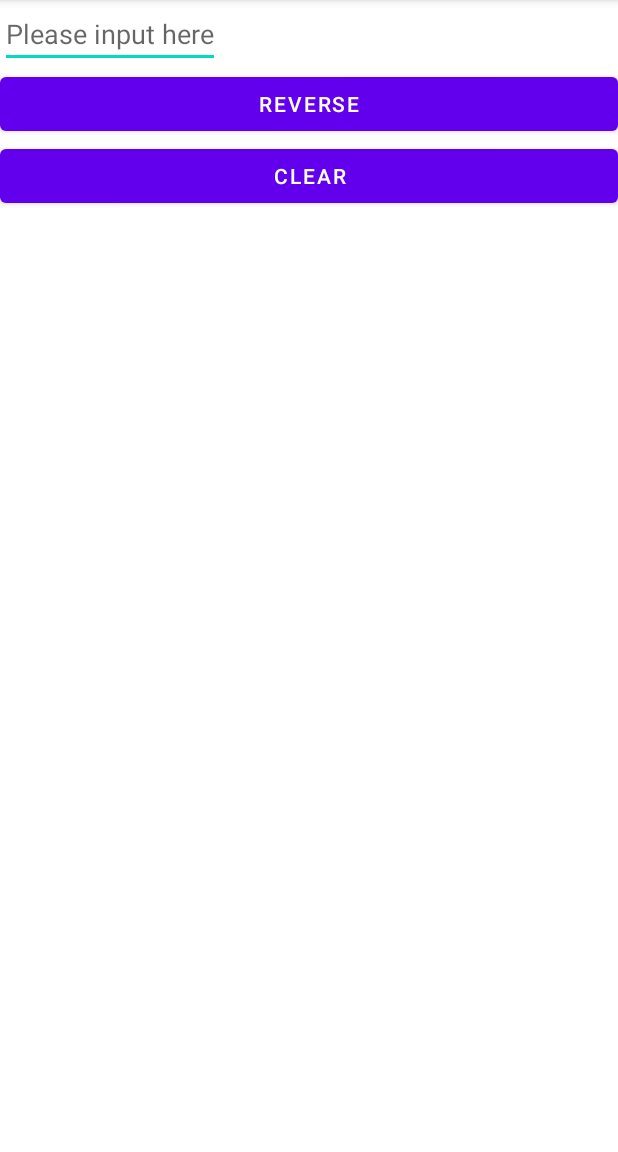
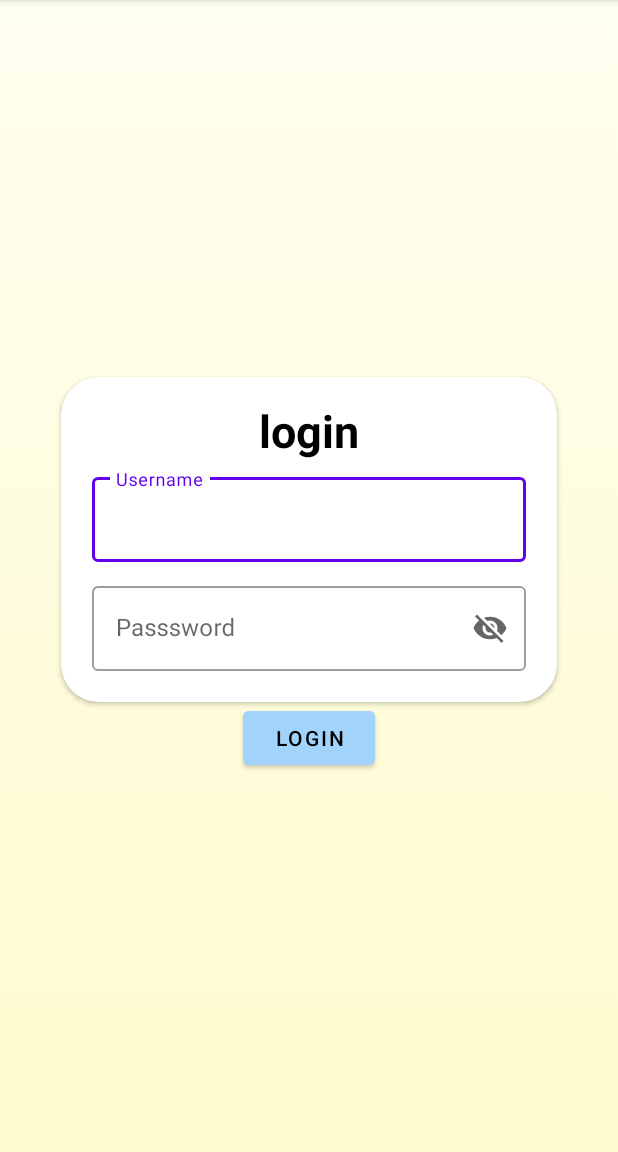
Before and after one commit to ruochenwang929/AndroidProject, an Android app: the screen it shows after launch (MainActivity before the commit, LoginActivity after it), on a phone screen of 412 x 824 dp, the part 84-1236 px from its top. Run offline under Robolectric (Android 15) with nearby library versions, the phone set to English and light mode, and no system bars.

Commit message:
finish login screen

```diff
--- a/app/src/main/AndroidManifest.xml
+++ b/app/src/main/AndroidManifest.xml
@@ -10,7 +10,7 @@
         android:supportsRtl="true"
         android:theme="@style/Theme.AssignmentDemo">
         <activity
-            android:name=".MainActivity"
+            android:name=".LoginActivity"
             android:exported="true">
             <intent-filter>
                 <action android:name="android.intent.action.MAIN" />
--- /dev/null
+++ b/app/src/main/java/com/example/assignmentdemo/LoginActivity.java
@@ -0,0 +1,22 @@
+package com.example.assignmentdemo;
+
+import android.os.Bundle;
+import android.view.View;
+
+import androidx.annotation.Nullable;
+import androidx.appcompat.app.AppCompatActivity;
+
+import com.example.assignmentdemo.databinding.ActivityLoginBinding;
+
+public class LoginActivity extends AppCompatActivity {
+
+    private ActivityLoginBinding binding;
+
+    @Override
+    protected void onCreate(@Nullable Bundle savedInstanceState) {
+        super.onCreate(savedInstanceState);
+        binding = ActivityLoginBinding.inflate(getLayoutInflater());
+        View view = binding.getRoot();
+        setContentView(view);
+    }
+}
--- a/app/src/main/java/com/example/assignmentdemo/MainActivity.java
+++ b/app/src/main/java/com/example/assignmentdemo/MainActivity.java
@@ -4,36 +4,47 @@ import androidx.appcompat.app.AppCompatActivity;
 
 import android.os.Bundle;
 import android.view.View;
+import android.widget.AdapterView;
+import android.widget.ArrayAdapter;
 import android.widget.Button;
 import android.widget.EditText;
+import android.widget.Toast;
 
 import com.example.assignmentdemo.databinding.ActivityMainBinding;
 
+import java.util.ArrayList;
+import java.util.List;
+
 public class MainActivity extends AppCompatActivity {
 
-    //According to layout name: activity_main
     private ActivityMainBinding binding;
 
     @Override
     protected void onCreate(Bundle savedInstanceState) {
         super.onCreate(savedInstanceState);
-
-        //Following three statements are viewBinding's fixed statement
         binding = ActivityMainBinding.inflate(getLayoutInflater());
         View view = binding.getRoot();
         setContentView(view);
 
-        binding.reverseBtn.setOnClickListener(new View.OnClickListener() {
-            @Override
+        List<String> list = new ArrayList<String>();
+        list.add("Toy Story");
+        list.add("Up");
+        list.add("Shrek");
+
+        final ArrayAdapter<String> spinnerAdapter = new ArrayAdapter<String>(this, android.R.layout.simple_spinner_item, list);
+        binding.movieSpinner.setAdapter(spinnerAdapter);
+
+        binding.addButton.setOnClickListener(new View.OnClickListener() {
             public void onClick(View v) {
-                String userInput = binding.editText.getText().toString();
-                //abc -> cba
-                String reverseStr = new StringBuilder(userInput).reverse().toString();
-                binding.editText.setText(reverseStr);
+                String newMovie=binding.editText.getText().toString(); //捕获用户的输入
+                spinnerAdapter.add(newMovie);       //加入到arraylist中
+                spinnerAdapter.notifyDataSetChanged(); //内容改变了就刷新，不需要通过重启app来刷新数据
+                binding.movieSpinner.setSelection(spinnerAdapter.getPosition(newMovie));
+                                    //强制更改选项内容，setSelection只能接受int值
             }
         });
 
-        binding.clearBtn.setOnClickListener(new View.OnClickListener() {
+        binding.clearButton.setOnClickListener(new View.OnClickListener() {
             @Override
             public void onClick(View v) {
                 binding.editText.setText("");
--- /dev/null
+++ b/app/src/main/res/drawable/background.xml
@@ -0,0 +1,12 @@
+<?xml version="1.0" encoding="utf-8"?>
+<selector xmlns:android="http://schemas.android.com/apk/res/android">
+    <item>
+        <shape>
+            <gradient
+                android:angle="90"
+                android:startColor="@color/lemonchiffon"
+                android:endColor="@color/ivory"
+            />
+        </shape>
+    </item>
+</selector>
--- /dev/null
+++ b/app/src/main/res/layout/activity_login.xml
@@ -0,0 +1,76 @@
+<?xml version="1.0" encoding="utf-8"?>
+<LinearLayout
+    xmlns:android="http://schemas.android.com/apk/res/android"
+    xmlns:app="http://schemas.android.com/apk/res-auto"
+    android:layout_width="match_parent"
+    android:layout_height="match_parent"
+    android:orientation="vertical"
+    android:background="@drawable/background"
+    android:gravity="center">
+
+    <androidx.cardview.widget.CardView
+        android:layout_width="wrap_content"
+        android:layout_height="wrap_content"
+        app:cardCornerRadius="25dp">
+
+        <LinearLayout
+            android:layout_width="match_parent"
+            android:layout_height="match_parent"
+            android:layout_margin="15dp"
+            android:orientation="vertical">
+
+            <TextView
+                android:layout_width="match_parent"
+                android:layout_height="wrap_content"
+                android:text="login"
+                android:gravity="center"
+                android:textStyle="bold"
+                android:textColor="@color/black"
+                android:textSize="30sp" />
+
+                <com.google.android.material.textfield.TextInputLayout
+                    android:id="@+id/usernameInputText"
+                    android:layout_width="300dp"
+                    android:layout_height="wrap_content"
+                    android:padding="5dp"
+                    style="@style/Widget.MaterialComponents.TextInputLayout.OutlinedBox"
+                    android:hint="@string/label1">
+
+                    <com.google.android.material.textfield.TextInputEditText
+                        android:layout_width="match_parent"
+                        android:layout_height="wrap_content">
+                    </com.google.android.material.textfield.TextInputEditText>
+
+                </com.google.android.material.textfield.TextInputLayout>
+
+                <com.google.android.material.textfield.TextInputLayout
+                    android:id="@+id/passwordInputText"
+                    android:layout_width="300dp"
+                    android:layout_height="wrap_content"
+                    android:padding="5dp"
+                    app:endIconMode="password_toggle"
+                    style="@style/Widget.MaterialComponents.TextInputLayout.OutlinedBox"
+                    android:hint="@string/label2">
+
+                    <com.google.android.material.textfield.TextInputEditText
+                        android:layout_width="match_parent"
+                        android:layout_height="wrap_content">
+                        android:inputType="textPassword"
+                    </com.google.android.material.textfield.TextInputEditText>
+
+                </com.google.android.material.textfield.TextInputLayout>
+
+        </LinearLayout>
+
+    </androidx.cardview.widget.CardView>
+
+    <Button
+        android:id="@+id/button"
+        android:layout_width="wrap_content"
+        android:layout_height="wrap_content"
+        android:backgroundTint="#A1D3FB"
+        android:insetTop="6dp"
+        android:text="Login"
+        android:textColor="@color/black"
+        />
+</LinearLayout>
--- a/app/src/main/res/layout/activity_main.xml
+++ b/app/src/main/res/layout/activity_main.xml
@@ -1,30 +1,30 @@
 <?xml version="1.0" encoding="utf-8"?>
-<LinearLayout
-    xmlns:android="http://schemas.android.com/apk/res/android"
+<LinearLayout xmlns:android="http://schemas.android.com/apk/res/android"
     android:id="@+id/activity_main"
     android:layout_width="match_parent"
     android:layout_height="match_parent"
     android:orientation="vertical">
-
     <EditText
         android:id="@+id/editText"
-        android:layout_width="wrap_content"
-        android:layout_height="wrap_content"
-        android:inputType="text"
-        android:hint="@string/hint">
-
-    </EditText>
-
-    <Button
-        android:id="@+id/reverseBtn"
         android:layout_width="match_parent"
         android:layout_height="wrap_content"
-        android:text="Reverse" />
-
+        android:hint="Enter a movie name"
+        />
     <Button
-        android:id="@+id/clearBtn"
+        android:id="@+id/addButton"
+        android:layout_width="match_parent"
+        android:layout_height="wrap_content"
+        android:text="Add a New Movie"
+        />
+    <Button
+        android:id="@+id/clearButton"
         android:layout_width="match_parent"
         android:layout_height="wrap_content"
         android:text="Clear" />
 
+    <Spinner
+        android:id="@+id/movieSpinner"
+        android:layout_width="match_parent"
+        android:layout_height="wrap_content" />
+
 </LinearLayout>
--- a/app/src/main/res/values/colors.xml
+++ b/app/src/main/res/values/colors.xml
@@ -7,4 +7,10 @@
     <color name="teal_700">#FF018786</color>
     <color name="black">#FF000000</color>
     <color name="white">#FFFFFFFF</color>
+    <color name="ivory">#FFFFF0</color><!--ivory -->
+
+    <color name="lightyellow">#FFFFE0</color><!--亮黄色 -->
+
+    <color name="lemonchiffon">#FFFACD</color><!--柠檬绸色 -->
+
 </resources>
--- a/app/src/main/res/values/strings.xml
+++ b/app/src/main/res/values/strings.xml
@@ -1,4 +1,6 @@
 <resources>
     <string name="app_name">AssignmentDemo</string>
     <string name="hint">Please input here</string>
+    <string name="label1">Username</string>
+    <string name="label2">Passsword</string>
 </resources>
```
Also changed, not shown: 149 other files.
